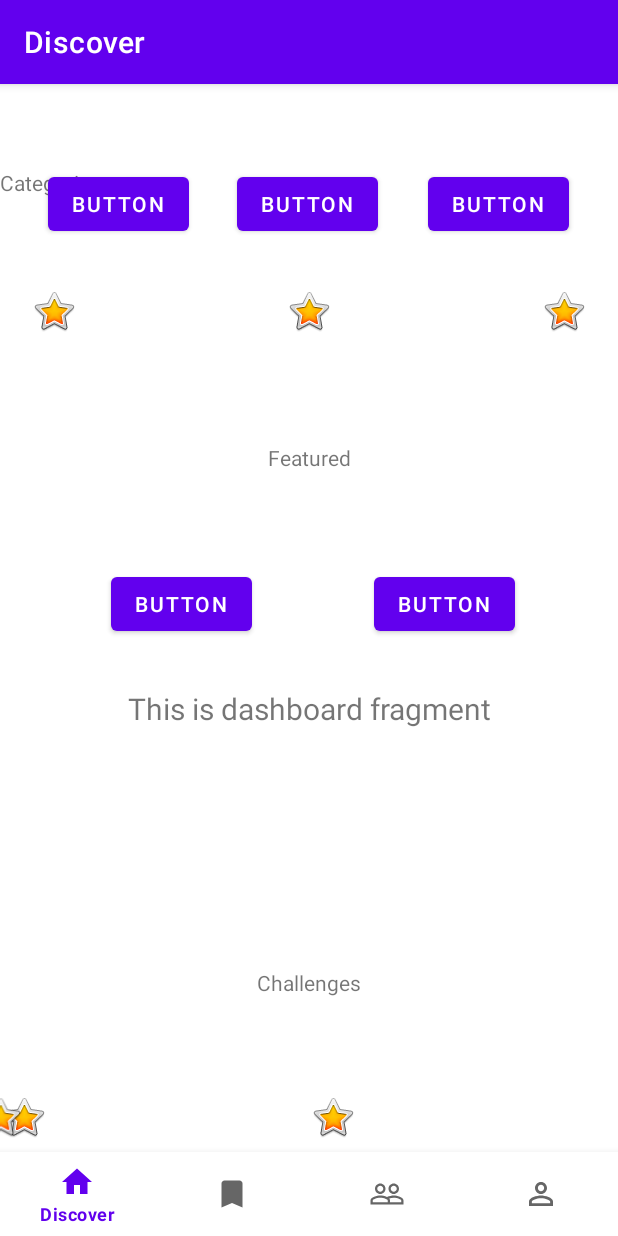
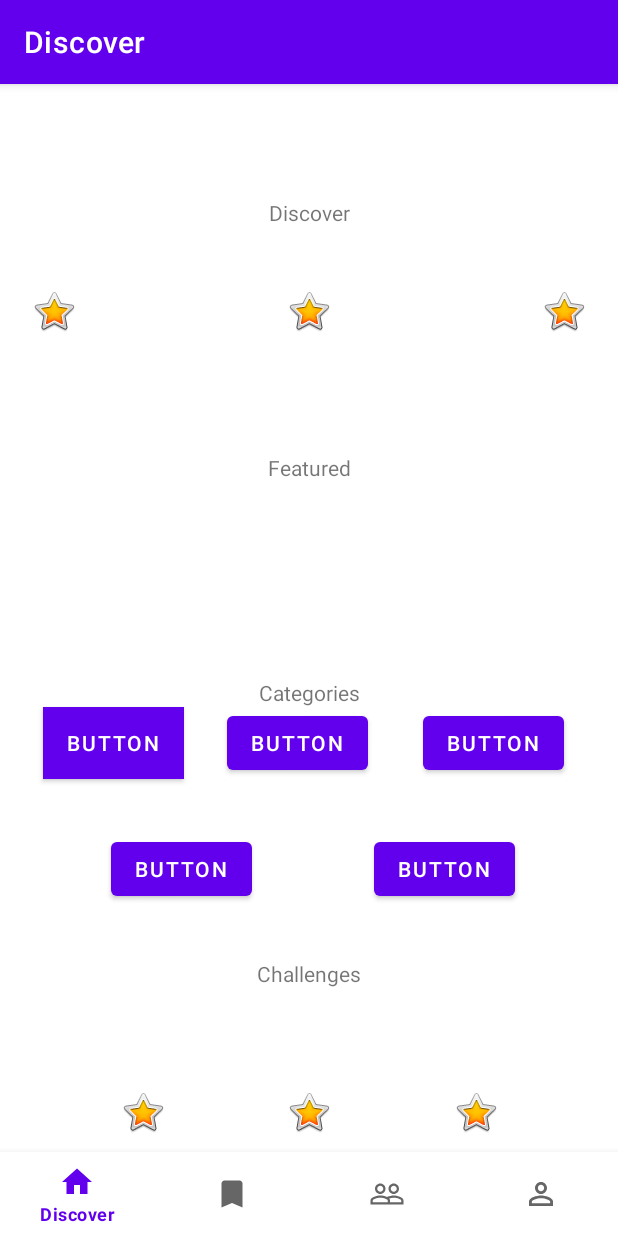
Before and after one commit to ced-kwong29/Legemus, an Android app: the DashboardFragment screen opened directly, with no data from a screen before it, on a phone screen of 412 x 824 dp. Run offline under Robolectric (Android 15) with nearby library versions, the light colour scheme and no system bars; our stand-ins replace navigation-ui.

Commit message:
fixed layout + pulled

```diff
--- a/app/src/main/res/layout/fragment_dashboard.xml
+++ b/app/src/main/res/layout/fragment_dashboard.xml
@@ -12,8 +12,9 @@
         android:layout_height="wrap_content"
         android:src="@android:drawable/btn_star_big_on"
         app:layout_constraintBottom_toBottomOf="parent"
-        app:layout_constraintTop_toBottomOf="@+id/challenges_text"
-        tools:layout_editor_absoluteX="191dp" />
+        app:layout_constraintEnd_toEndOf="parent"
+        app:layout_constraintStart_toStartOf="parent"
+        app:layout_constraintTop_toBottomOf="@+id/challenges_text" />
 
     <ImageView
         android:id="@+id/imageView10"
@@ -62,18 +63,21 @@
         android:layout_width="wrap_content"
         android:layout_height="wrap_content"
         android:src="@android:drawable/btn_star_big_on"
-        app:layout_constraintBottom_toBottomOf="@+id/imageView11"
+        app:layout_constraintBottom_toBottomOf="parent"
         app:layout_constraintEnd_toEndOf="parent"
-        app:layout_constraintStart_toEndOf="@+id/imageView11" />
+        app:layout_constraintStart_toEndOf="@+id/imageView11"
+        app:layout_constraintTop_toBottomOf="@+id/challenges_text" />
 
     <Button
         android:id="@+id/button2"
         android:layout_width="wrap_content"
         android:layout_height="wrap_content"
+        android:background="#8894A2"
+        android:backgroundTint="#8894A2"
         android:text="Button"
         app:layout_constraintEnd_toStartOf="@+id/button5"
         app:layout_constraintStart_toStartOf="parent"
-        tools:layout_editor_absoluteY="397dp" />
+        app:layout_constraintTop_toTopOf="@+id/text_dashboard" />
 
     <Button
         android:id="@+id/button3"
@@ -101,12 +105,11 @@
         android:id="@+id/button5"
         android:layout_width="wrap_content"
         android:layout_height="wrap_content"
-        android:layout_marginStart="8dp"
         android:layout_marginEnd="15dp"
         android:text="Button"
-        app:layout_constraintEnd_toStartOf="@+id/button4"
-        app:layout_constraintStart_toEndOf="@+id/button3"
-        tools:layout_editor_absoluteY="397dp" />
+        app:layout_constraintEnd_toEndOf="parent"
+        app:layout_constraintStart_toStartOf="parent"
+        app:layout_constraintTop_toTopOf="@+id/text_dashboard" />
 
     <TextView
         android:id="@+id/text_dashboard"
@@ -114,9 +117,8 @@
         android:layout_height="wrap_content"
         android:layout_marginStart="8dp"
         android:layout_marginTop="8dp"
-        android:layout_marginEnd="8dp"
         android:textAlignment="center"
-        android:textSize="20sp"
+        android:textSize="0sp"
         app:layout_constraintBottom_toBottomOf="parent"
         app:layout_constraintEnd_toEndOf="parent"
         app:layout_constraintStart_toStartOf="parent"
@@ -137,8 +139,9 @@
         android:layout_width="wrap_content"
         android:layout_height="wrap_content"
         android:text="@string/categories"
-        tools:layout_editor_absoluteX="172dp"
-        tools:layout_editor_absoluteY="364dp" />
+        app:layout_constraintBottom_toTopOf="@+id/button5"
+        app:layout_constraintEnd_toEndOf="@+id/text_dashboard"
+        app:layout_constraintStart_toStartOf="parent" />
 
     <Button
         android:id="@+id/button"
@@ -147,7 +150,7 @@
         android:text="Button"
         app:layout_constraintEnd_toEndOf="parent"
         app:layout_constraintStart_toEndOf="@+id/button5"
-        tools:layout_editor_absoluteY="397dp" />
+        app:layout_constraintTop_toTopOf="@+id/text_dashboard" />
 
     <TextView
         android:id="@+id/challenges_text"
@@ -164,7 +167,8 @@
         android:layout_width="wrap_content"
         android:layout_height="wrap_content"
         android:src="@android:drawable/btn_star_big_on"
-        app:layout_constraintBottom_toBottomOf="@+id/imageView11"
+        app:layout_constraintBottom_toBottomOf="parent"
         app:layout_constraintEnd_toStartOf="@+id/imageView11"
-        app:layout_constraintStart_toStartOf="parent" />
+        app:layout_constraintStart_toStartOf="parent"
+        app:layout_constraintTop_toBottomOf="@+id/challenges_text" />
 </androidx.constraintlayout.widget.ConstraintLayout>
```
